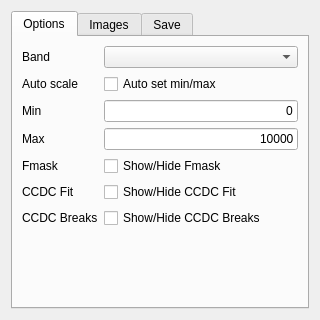
The window that ui/ui_ccdctools.ui (ceholden/TSTools) describes before a commit, drawn with Qt 5.
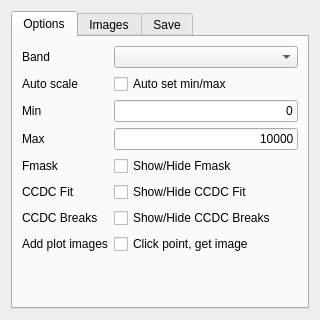
The same window after the commit. The open tabs and pages were chosen to show the change.

Commit message: Added in option to add layer for a point in the time series plot #3. Added dummy configuration menu #1. Handled unload of plugin better for docked widgets & toolbar items. Need to commit individual features more...

```diff
--- a/ui/ui_ccdctools.ui
+++ b/ui/ui_ccdctools.ui
@@ -153,6 +153,20 @@
            </property>
           </widget>
          </item>
+         <item row="7" column="0">
+          <widget class="QLabel" name="lab_plotlayer">
+           <property name="text">
+            <string>Add plot images</string>
+           </property>
+          </widget>
+         </item>
+         <item row="7" column="1">
+          <widget class="QCheckBox" name="cbox_plotlayer">
+           <property name="text">
+            <string>Click point, get image</string>
+           </property>
+          </widget>
+         </item>
         </layout>
        </item>
       </layout>
```
Left out of the diff: 2 changed lines with no effect on the pictures. The commit also changes 8 other files.
